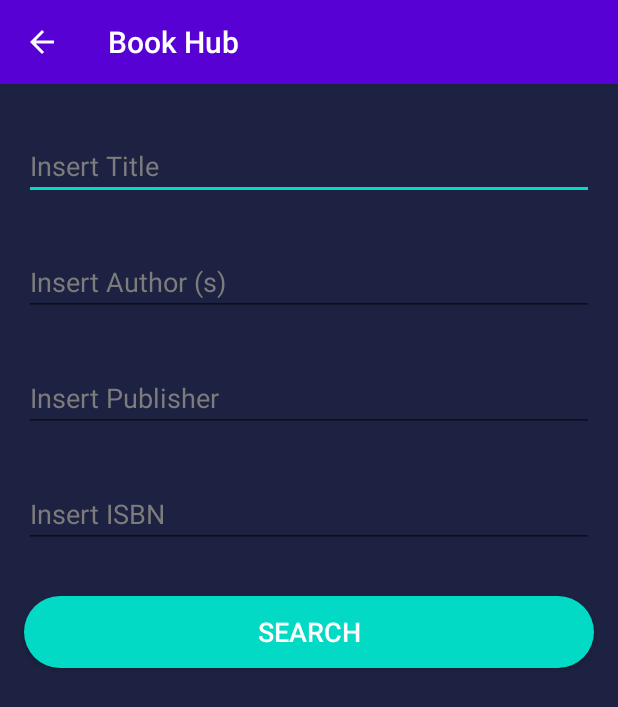
After one commit to attahemma/book-hub, an Android app: the SearchActivity screen opened directly, with no data from a screen before it, on a phone screen of 412 x 824 dp. The commit adds this screen. Shown: the top 707 px of the screen. Run offline under Robolectric (Android 15) with nearby library versions, the phone set to English and light mode, and no system bars.

Commit message:
project completed! pending feature updates

```diff
--- /dev/null
+++ b/app/src/main/java/com/example/booklistactivity/SearchActivity.java
@@ -0,0 +1,68 @@
+package com.example.booklistactivity;
+
+import androidx.appcompat.app.AppCompatActivity;
+
+import android.content.Intent;
+import android.os.Bundle;
+import android.view.View;
+import android.widget.Button;
+import android.widget.EditText;
+import android.content.Context;
+
+import com.google.android.material.snackbar.Snackbar;
+
+import java.net.URL;
+
+public class SearchActivity extends AppCompatActivity {
+
+    private EditText mAdvTitle;
+    private EditText mAdvAuthor;
+    private EditText mAdvPublisher;
+    private EditText mAdvIsbn;
+
+    @Override
+    protected void onCreate(Bundle savedInstanceState) {
+        super.onCreate(savedInstanceState);
+        setContentView(R.layout.activity_search);
+
+        mAdvTitle = (EditText) findViewById(R.id.adv_title);
+        mAdvAuthor = (EditText) findViewById(R.id.adv_author);
+        mAdvPublisher = (EditText) findViewById(R.id.adv_publisher);
+        mAdvIsbn = (EditText) findViewById(R.id.adv_isbn);
+
+        Button btnSearch = (Button) findViewById(R.id.adv_btn_search);
+
+        btnSearch.setOnClickListener(new View.OnClickListener() {
+            @Override
+            public void onClick(View view) {
+                String title = mAdvTitle.getText().toString().trim();
+                String author = mAdvAuthor.getText().toString().trim();
+                String publisher = mAdvPublisher.getText().toString().trim();
+                String isbn = mAdvIsbn.getText().toString().trim();
+
+                if (title.isEmpty() && author.isEmpty() & publisher.isEmpty() && isbn.isEmpty()){
+                    Snackbar.make(view, R.string.no_search_data,Snackbar.LENGTH_SHORT).show();
+                }else{
+                    URL searchUrl  = ApiUtils.buildUrl(title,author,publisher,isbn);
+
+                    Context context = getApplicationContext();
+                    int position = SpUtil.getPrefInt(context, SpUtil.POSITION);
+                    if (position == 0 || position ==5){
+                        position = 1;
+                    }else {
+                        position++;
+                    }
+
+                    String key = SpUtil.QUERY + String.valueOf(position);
+                    String value = title+","+author+","+publisher+","+isbn;
+                    SpUtil.writeStringData(context,key,value);
+                    SpUtil.writeIntData(context, SpUtil.POSITION,position);
+
+                    Intent intent = new Intent(view.getContext(),BookListActivity.class);
+                    intent.putExtra(getString(R.string.intent_query_key), searchUrl.toString());
+                    startActivity(intent);
+                }
+            }
+        });
+    }
+}
--- /dev/null
+++ b/app/src/main/res/drawable/search_button_shape.xml
@@ -0,0 +1,8 @@
+<?xml version="1.0" encoding="utf-8"?>
+<shape xmlns:android="http://schemas.android.com/apk/res/android"
+    android:shape="rectangle"
+    >
+    <corners android:radius="50dp"/>
+    <solid android:color="@color/colorAccent"/>
+
+</shape>
--- /dev/null
+++ b/app/src/main/res/layout/activity_search.xml
@@ -0,0 +1,82 @@
+<?xml version="1.0" encoding="utf-8"?>
+<androidx.constraintlayout.widget.ConstraintLayout xmlns:android="http://schemas.android.com/apk/res/android"
+    xmlns:app="http://schemas.android.com/apk/res-auto"
+    xmlns:tools="http://schemas.android.com/tools"
+    android:layout_width="match_parent"
+    android:layout_height="match_parent"
+    tools:context=".SearchActivity"
+    android:background="@color/layout_backgrounds">
+
+    <EditText
+        android:id="@+id/adv_title"
+        android:layout_width="0dp"
+        android:layout_height="wrap_content"
+        android:layout_marginEnd="16dp"
+        android:layout_marginStart="16dp"
+        android:layout_marginTop="32dp"
+        android:ems="10"
+        android:hint="Insert Title"
+        android:inputType="textPersonName"
+        android:textColor="#FFEB3B"
+        android:textColorHint="@color/hint_color"
+        app:layout_constraintEnd_toEndOf="parent"
+        app:layout_constraintStart_toStartOf="parent"
+        app:layout_constraintTop_toTopOf="parent" />
+
+    <EditText
+        android:id="@+id/adv_author"
+        android:layout_width="0dp"
+        android:layout_height="wrap_content"
+        android:layout_marginTop="32dp"
+        android:ems="10"
+        android:hint="Insert Author (s)"
+        android:inputType="textPersonName"
+        android:textColor="#FFEB3B"
+        android:textColorHint="@color/hint_color"
+        app:layout_constraintEnd_toEndOf="@+id/adv_title"
+        app:layout_constraintStart_toStartOf="@+id/adv_title"
+        app:layout_constraintTop_toBottomOf="@+id/adv_title" />
+
+    <EditText
+        android:id="@+id/adv_publisher"
+        android:layout_width="0dp"
+        android:layout_height="wrap_content"
+        android:layout_marginTop="32dp"
+        android:ems="10"
+        android:hint="Insert Publisher"
+        android:inputType="textPersonName"
+        android:textColor="#FFEB3B"
+        android:textColorHint="@color/hint_color"
+        app:layout_constraintEnd_toEndOf="@+id/adv_author"
+        app:layout_constraintStart_toStartOf="@+id/adv_author"
+        app:layout_constraintTop_toBottomOf="@+id/adv_author" />
+
+    <EditText
+        android:id="@+id/adv_isbn"
+        android:layout_width="0dp"
+        android:layout_height="wrap_content"
+        android:layout_marginTop="32dp"
+        android:ems="10"
+        android:hint="Insert ISBN"
+        android:inputType="textPersonName"
+        android:textColor="#FFEB3B"
+        android:textColorHint="@color/hint_color"
+        app:layout_constraintEnd_toEndOf="@+id/adv_publisher"
+        app:layout_constraintStart_toStartOf="@+id/adv_publisher"
+        app:layout_constraintTop_toBottomOf="@+id/adv_publisher" />
+
+    <Button
+        android:id="@+id/adv_btn_search"
+        android:layout_width="0dp"
+        android:layout_height="wrap_content"
+        android:layout_marginTop="32dp"
+        android:background="@drawable/search_button_shape"
+        android:text="Search"
+        android:textColor="#fff"
+        android:textSize="18sp"
+        app:layout_constraintEnd_toEndOf="@+id/adv_isbn"
+        app:layout_constraintStart_toStartOf="@+id/adv_isbn"
+
+        app:layout_constraintTop_toBottomOf="@+id/adv_isbn" />
+
+</androidx.constraintlayout.widget.ConstraintLayout>
--- a/app/src/main/res/layout/book_list_item.xml
+++ b/app/src/main/res/layout/book_list_item.xml
@@ -9,8 +9,9 @@
         android:id="@+id/card_view"
         android:layout_width="match_parent"
         android:layout_height="wrap_content"
+        app:cardBackgroundColor="#E2FFFFFF"
         app:cardCornerRadius="4dp"
-        app:cardElevation="4dp"
+        app:cardElevation="2dp"
         app:cardUseCompatPadding="true"
         app:contentPadding="16dp">
 
@@ -25,7 +26,7 @@
                 app:layout_constraintBottom_toBottomOf="parent"
                 app:layout_constraintStart_toStartOf="parent"
                 app:layout_constraintTop_toTopOf="parent"
-                app:srcCompat="@android:drawable/btn_star_big_on" />
+                app:srcCompat="@drawable/ic_baseline_menu_book_24" />
 
             <TextView
                 android:id="@+id/book_title"
--- a/app/src/main/res/menu/book_list_menu.xml
+++ b/app/src/main/res/menu/book_list_menu.xml
@@ -9,4 +9,8 @@
         app:actionViewClass="android.widget.SearchView"
         app:showAsAction="always"
         />
+    <item
+        android:id="@+id/advanced_search"
+        android:title="@string/advanced_search"
+        app:showAsAction="never" />
 </menu>
--- a/app/src/main/res/values/colors.xml
+++ b/app/src/main/res/values/colors.xml
@@ -1,7 +1,8 @@
 <?xml version="1.0" encoding="utf-8"?>
 <resources>
-    <color name="colorPrimary">#6200EE</color>
-    <color name="colorPrimaryDark">#3700B3</color>
+    <color name="colorPrimary">#5801D5</color>
+    <color name="colorPrimaryDark">#21006A</color>
     <color name="colorAccent">#03DAC5</color>
     <color name="layout_backgrounds">#1D2242</color>
+    <color name="hint_color">#7C7C7C</color>
 </resources>
--- a/app/src/main/res/values/strings.xml
+++ b/app/src/main/res/values/strings.xml
@@ -8,4 +8,7 @@
     <string name="book_cover_image">book cover image</string>
     <string name="book_publisher">Book Publisher</string>
     <string name="published_date">published date</string>
+    <string name="advanced_search">Advanced Search</string>
+    <string name="no_search_data">make sure to fill all fields</string>
+    <string name="intent_query_key">Query</string>
 </resources>
```
Also changed, not shown: app/src/main/AndroidManifest.xml (+7 -1 lines), app/src/main/java/com/example/booklistactivity/ApiUtils.java (+50 -24 lines), app/src/main/java/com/example/booklistactivity/Book.java (+8 -2 lines), app/src/main/java/com/example/booklistactivity/BookListActivity.java (+53 -1 lines), app/src/main/java/com/example/booklistactivity/SpUtil.java (added, +52 -0 lines), app/src/main/res/drawable/ic_baseline_menu_book_24.xml (added, +8 -0 lines), app/src/main/res/layout/activity_book_details.xml (+30 -24 lines).
